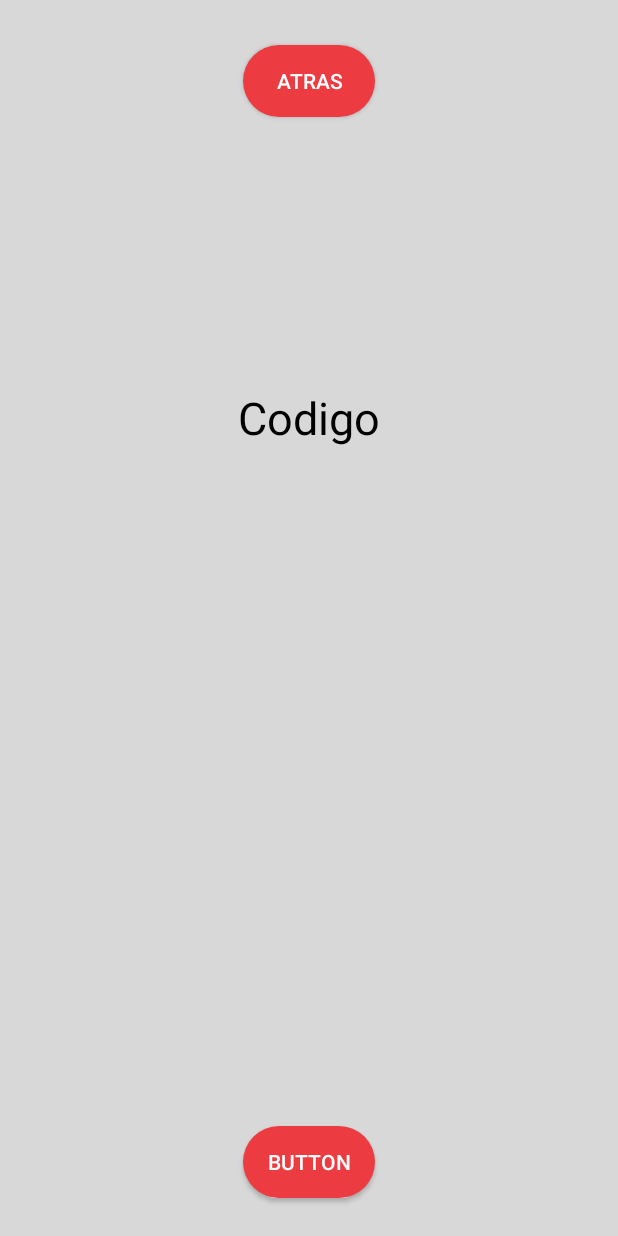
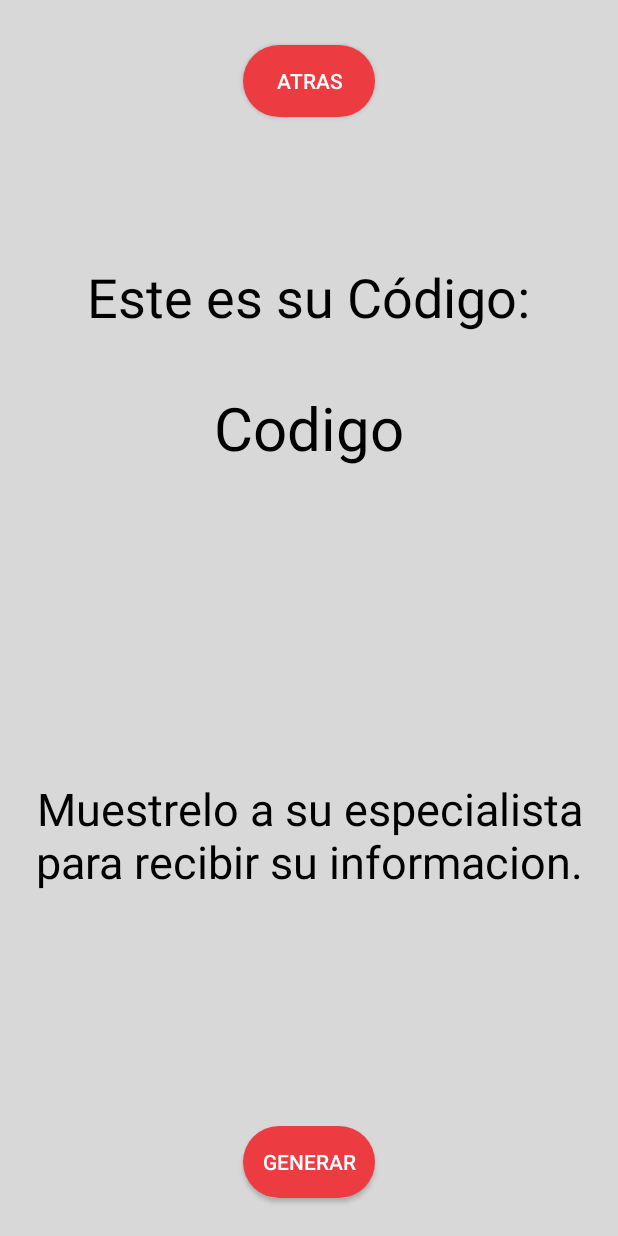
Before and after one commit to Litmeister/LifePlus2018, an Android app: the CodigoRandom screen opened directly, with no data from a screen before it, on a phone screen of 412 x 824 dp. Run offline under Robolectric (Android 15) with nearby library versions, the light colour scheme and no system bars; our stand-ins replace Firebase (no records; nobody signed in at launch, a user with empty details on screens opened directly).

Commit message:
Version 0.1.6
Se agrego clase CodigoRandom el cual crea un codigo de 6 digitos para el paciente y este se guarda en la base de datos de firebase

```diff
--- a/app/src/main/java/plus/life/pabb/com/lifeplus6/CodigoRandom.java
+++ b/app/src/main/java/plus/life/pabb/com/lifeplus6/CodigoRandom.java
@@ -7,10 +7,15 @@ import android.view.View;
 import android.widget.Button;
 import android.widget.TextView;
 
+import com.google.firebase.database.DatabaseReference;
+import com.google.firebase.database.FirebaseDatabase;
+
 import java.util.Random;
 
+
 public class CodigoRandom extends AppCompatActivity {
-
+    private FirebaseDatabase database = FirebaseDatabase.getInstance();
+    private DatabaseReference dbRef = database.getReference("Codigo");
     private Button boton, botonatras;
     private TextView codigo;
 
@@ -23,10 +28,16 @@ public class CodigoRandom extends AppCompatActivity {
         botonatras = (Button) findViewById(R.id.botonatras);
         codigo = (TextView) findViewById(R.id.codigo);
 
+        // borrar .push para que se reemplase, igual con .child(key)
         boton.setOnClickListener(new View.OnClickListener() {
             @Override
             public void onClick(View v) {
                 codigo.setText(generateString(6));
+                String value = codigo.getText().toString();
+                String key = dbRef.push().getKey();
+                dbRef.child(key).child("codigo").setValue(value);
+
+
             }
         });
 
--- a/app/src/main/res/layout/codigo_random.xml
+++ b/app/src/main/res/layout/codigo_random.xml
@@ -11,7 +11,7 @@
         android:layout_centerHorizontal="true"
         android:layout_marginTop="258dp"
         android:text="@string/textview"
-        android:textSize="30sp" />
+        android:textSize="40sp" />
 
     <Button
         android:id="@+id/boton"
@@ -34,4 +34,25 @@
         android:background="@drawable/disenoboton"
         android:text="@string/atras4"
         android:textColor="#ffffff" />
+
+    <TextView
+        android:id="@+id/textView11"
+        android:layout_width="wrap_content"
+        android:layout_height="wrap_content"
+        android:layout_alignParentTop="true"
+        android:layout_centerHorizontal="true"
+        android:layout_marginTop="173dp"
+        android:text="Este es su Código:"
+        android:textSize="36sp" />
+
+    <TextView
+        android:id="@+id/textView12"
+        android:layout_width="wrap_content"
+        android:layout_height="wrap_content"
+        android:layout_alignParentBottom="true"
+        android:layout_centerHorizontal="true"
+        android:layout_marginBottom="229dp"
+        android:gravity="center"
+        android:text="Muestrelo a su especialista para recibir su informacion."
+        android:textSize="30sp" />
 </RelativeLayout>
--- a/app/src/main/res/values/strings.xml
+++ b/app/src/main/res/values/strings.xml
@@ -23,6 +23,6 @@
     <string name="nombre_hora">Nombre, Hora</string>
     <string name="ejercicio_cantidad_fecha">Ejercicio, Cantidad, Fecha</string>
     <string name="atras4">Atras</string>
-    <string name="button">Button</string>
+    <string name="button">GENERAR</string>
     <string name="textview">Codigo</string>
 </resources>
```
